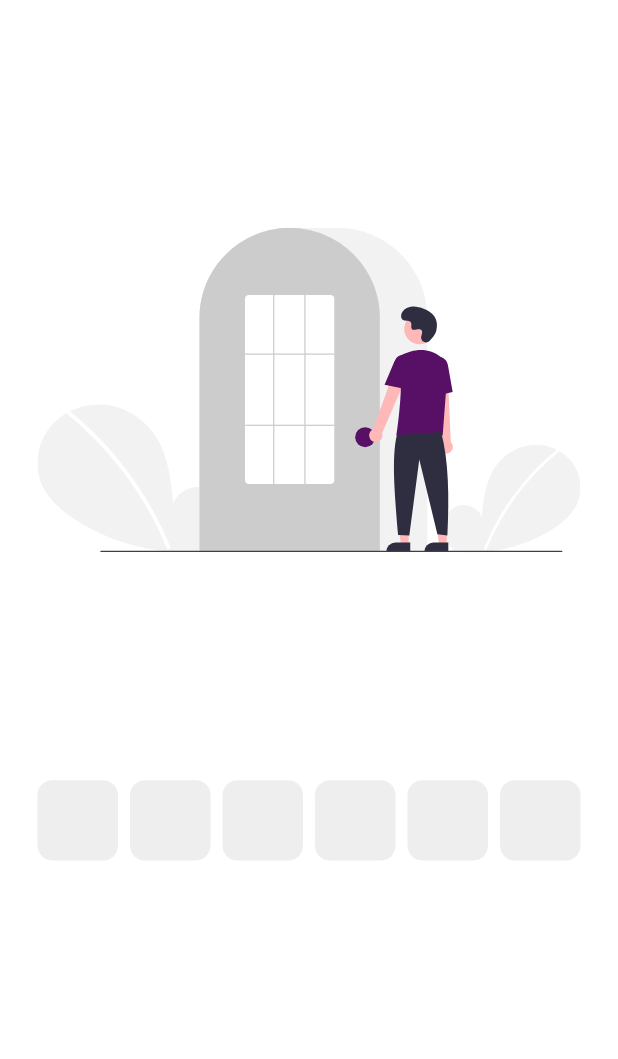
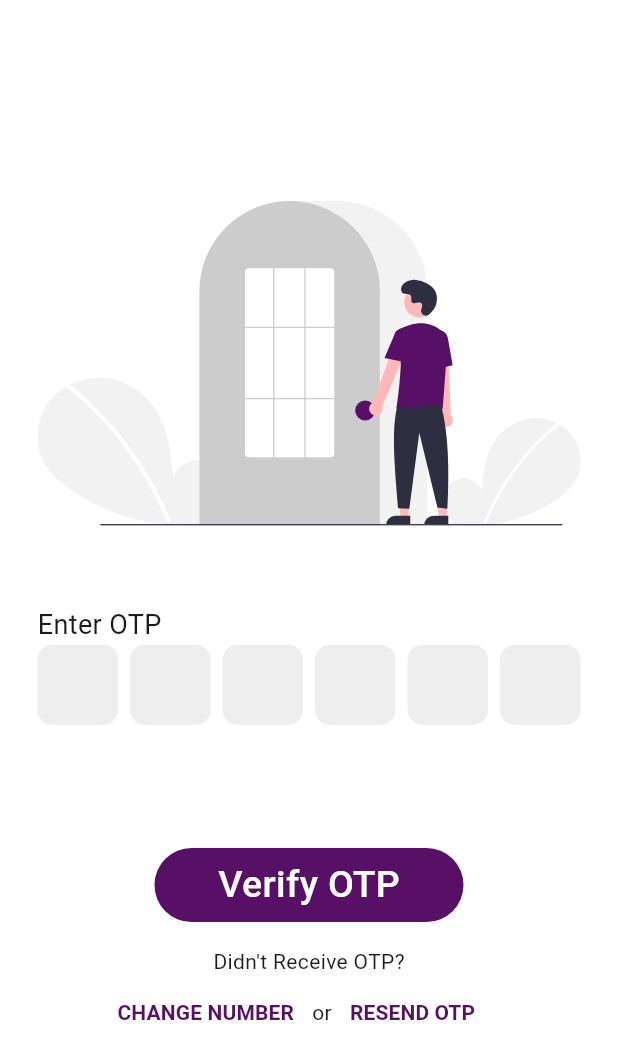
Before and after one commit to KumarMohit85/PaperSafe_v2, a Flutter app: the OtpVerification screen opened directly, on a phone screen of 412 x 824 dp. Shown: the top 1059 px of the screen. Run offline on Flutter 3.47's test engine with Material 3 defaults, Android fonts, the phone set to English and light mode, and no system bars; drawn by our look-alikes of pinput; our stand-ins replace flutter_svg; project files that could hold a hidden picture were left out.

Commit message:
completion of otp verification page ui

```diff
--- /dev/null
+++ b/lib/core/common_widgets.dart
@@ -0,0 +1,32 @@
+import 'package:flutter/material.dart';
+import 'package:paper_safe_v2/core/pallete.dart';
+
+class CommonWidgets {
+  Widget getButton(
+      {required String title,
+      required double h,
+      required double w,
+      required VoidCallback onTap}) {
+    return InkWell(
+      onTap: onTap
+      // () {
+      //
+      // }
+      ,
+      child: Container(
+        height: h,
+        width: w,
+        decoration: BoxDecoration(
+            color: ColorPallete.primary,
+            borderRadius: BorderRadius.circular(30)),
+        child: Center(
+            child: Text(
+          title,
+          style: TextStyle(
+              color: Colors.white, fontSize: 25, fontWeight: FontWeight.w500),
+        )),
+      ),
+    );
+    ;
+  }
+}
--- a/lib/features/Auth/views/pages/otp_verification.dart
+++ b/lib/features/Auth/views/pages/otp_verification.dart
@@ -1,6 +1,7 @@
 import 'package:flutter/foundation.dart';
 import 'package:flutter/material.dart';
 import 'package:flutter_svg/svg.dart';
+import 'package:paper_safe_v2/core/common_widgets.dart';
 import 'package:paper_safe_v2/core/image_paths.dart';
 import 'package:paper_safe_v2/core/pallete.dart';
 import 'package:pinput/pinput.dart';
@@ -26,6 +27,9 @@ class _OtpVerificationState extends State<OtpVerification> {
         width: width,
         child: Column(
           children: [
+            Spacer(
+              flex: 1,
+            ),
             Flexible(
               flex: 4,
               child: SvgPicture.asset(
@@ -34,7 +38,14 @@ class _OtpVerificationState extends State<OtpVerification> {
             ),
             Flexible(
               flex: 2,
-              child: Pinput(
+              child: Column(
+                crossAxisAlignment: CrossAxisAlignment.start,
+                children: [
+                  Text(
+                    "Enter OTP",
+                    style: TextStyle(fontSize: 18),
+                  ),
+                  Pinput(
                     length: 6,
                     keyboardType: TextInputType.number,
                     defaultPinTheme: PinTheme(
@@ -55,7 +66,51 @@ class _OtpVerificationState extends State<OtpVerification> {
                       });
                     },
                   ),
+                ],
               ),
+            ),
+            Flexible(
+                flex: 1,
+                child: CommonWidgets().getButton(
+                    title: "Verify OTP",
+                    h: height * 0.06,
+                    w: width * 0.5,
+                    onTap: () {})),
+            SizedBox(
+              height: height * 0.02,
+            ),
+            Flexible(flex: 1, child: Text("Didn't Receive OTP?")),
+            Flexible(
+                flex: 1,
+                child: Row(
+                  children: [
+                    SizedBox(
+                      width: kIsWeb ? width * 0.38 : width * 0.1,
+                    ),
+                    TextButton(
+                      onPressed: () {},
+                      child: Text(
+                        "CHANGE NUMBER",
+                        style: TextStyle(
+                            color: ColorPallete.primary,
+                            fontWeight: FontWeight.w600),
+                      ),
+                    ),
+                    Text("or"),
+                    TextButton(
+                      onPressed: () {},
+                      child: Text(
+                        "RESEND OTP",
+                        style: TextStyle(
+                            color: ColorPallete.primary,
+                            fontWeight: FontWeight.w600),
+                      ),
+                    ),
+                    SizedBox(
+                      width: kIsWeb ? width * 0.3 : width * 0.1,
+                    ),
+                  ],
+                ))
           ],
         ),
       ),
--- a/lib/features/Onboarding/views/onboarding.dart
+++ b/lib/features/Onboarding/views/onboarding.dart
@@ -1,5 +1,6 @@
 import 'package:flutter/cupertino.dart';
 import 'package:flutter/material.dart';
+import 'package:paper_safe_v2/core/common_widgets.dart';
 import 'package:paper_safe_v2/core/pallete.dart';
 import 'package:paper_safe_v2/features/Auth/views/pages/enter_email.dart';
 import 'package:paper_safe_v2/features/Onboarding/views/page.dart';
@@ -113,26 +114,15 @@ class _OnboardingState extends State<Onboarding> {
   }
 
   Widget _getStarted(double h, double w) {
-    return InkWell(
-      onTap: () {
-        Navigator.of(context)
-            .pushReplacement(MaterialPageRoute(builder: (context) {
-          return EnterEmail();
-        }));
-      },
-      child: Container(
-        height: h * 0.06,
-        width: w * 0.5,
-        decoration: BoxDecoration(
-            color: ColorPallete.primary,
-            borderRadius: BorderRadius.circular(30)),
-        child: Center(
-            child: Text(
-          "Get Started",
-          style: TextStyle(
-              color: Colors.white, fontSize: 25, fontWeight: FontWeight.w500),
-        )),
-      ),
-    );
+    return CommonWidgets().getButton(
+        title: "Get Started",
+        h: h * 0.06,
+        w: w * 0.5,
+        onTap: () {
+          Navigator.of(context)
+              .pushReplacement(MaterialPageRoute(builder: (context) {
+            return EnterEmail();
+          }));
+        });
   }
 }
--- a/lib/main.dart
+++ b/lib/main.dart
@@ -1,5 +1,6 @@
 import 'package:flutter/material.dart';
 import 'package:flutter/services.dart';
+import 'package:paper_safe_v2/features/Auth/views/pages/otp_verification.dart';
 import 'package:paper_safe_v2/features/Onboarding/views/onboarding.dart';
 
 void main() {
@@ -24,7 +25,7 @@ class MyApp extends StatelessWidget {
         colorScheme: ColorScheme.fromSeed(seedColor: Colors.deepPurple),
         useMaterial3: true,
       ),
-      home: Onboarding(),
+      home: OtpVerification(),
     );
   }
 }
```
Lines whose indentation alone changed are shown as unchanged.
